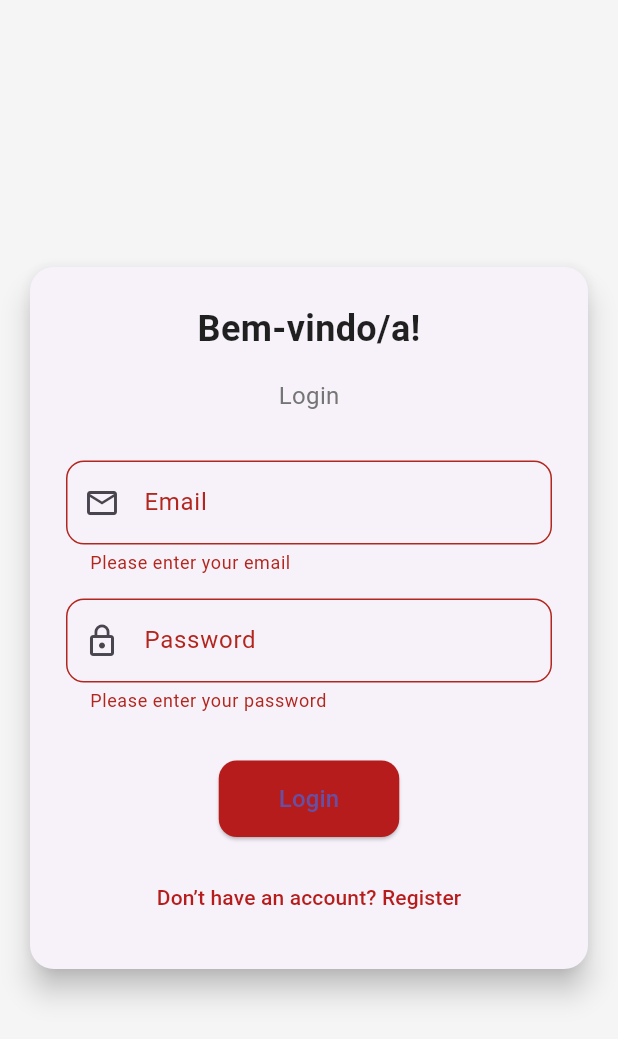
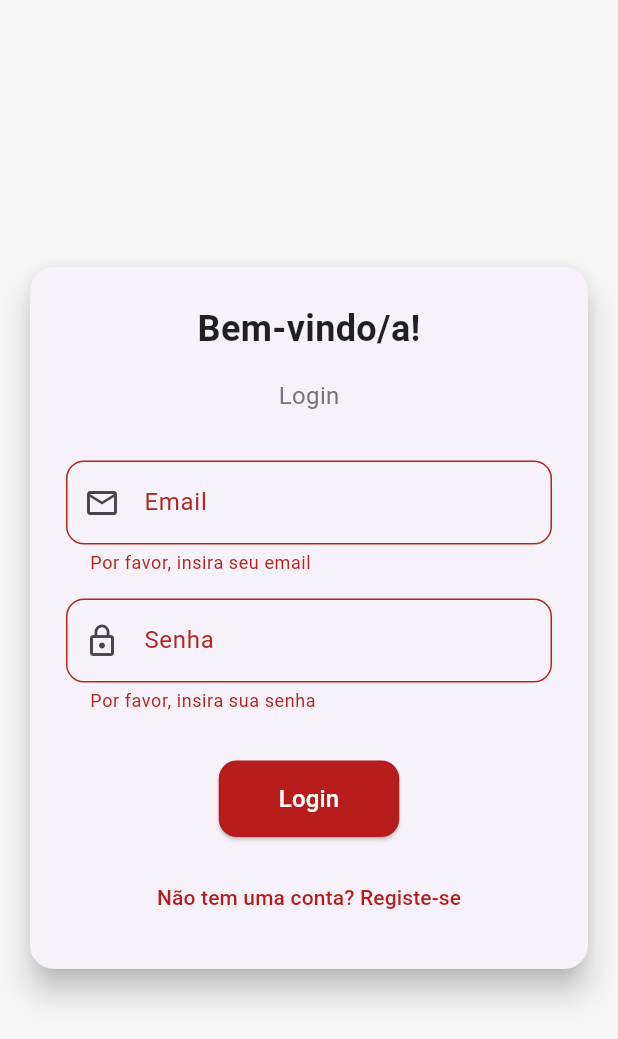
Before and after one commit to Raph40/Flutter_Trabalho_Final, a Flutter app: the LoginPage screen opened directly, after a tap on "Login", on a phone screen of 412 x 824 dp. Shown: the top 1039 px of the screen. Run offline on Flutter 3.47's test engine with Material 3 defaults, Android fonts, the phone set to English and light mode, and no system bars; our stand-ins replace cloud_firestore, firebase_auth, firebase_core, material_design_icons_flutter, table_calendar; missing offline and left inert: colorful_iconify_flutter, iconify_flutter; accounts and stored records are empty.

Commit message:
Update: FireBase instalado

```diff
--- a/lib/login.dart
+++ b/lib/login.dart
@@ -1,5 +1,7 @@
 import 'package:flutter/material.dart';
 import 'package:firebase_auth/firebase_auth.dart';
+import 'package:cloud_firestore/cloud_firestore.dart';
+import 'main.dart'; // Ajuste para o arquivo principal correto.
 
 class LoginPage extends StatefulWidget {
   @override
@@ -20,18 +22,40 @@ class _LoginPageState extends State<LoginPage> {
     });
 
     try {
-      await FirebaseAuth.instance.signInWithEmailAndPassword(
+      // Realiza o login no Firebase Authentication.
+      UserCredential userCredential = await FirebaseAuth.instance.signInWithEmailAndPassword(
         email: _emailController.text.trim(),
         password: _passwordController.text.trim(),
       );
-      ScaffoldMessenger.of(context).showSnackBar(
-        SnackBar(content: Text('Login successful!')),
-      );
 
-      Navigator.pushReplacementNamed(context, '/home');
+      // Obtem o UID do usuário logado.
+      String uid = userCredential.user!.uid;
+
+      // Verifica se o usuário existe na coleção 'users' no Firestore.
+      DocumentSnapshot userDoc = await FirebaseFirestore.instance.collection('users').doc(uid).get();
+
+      if (userDoc.exists) {
+        // Se o usuário existir, obtenha os dados.
+        Map<String, dynamic> userData = userDoc.data() as Map<String, dynamic>;
+
+        ScaffoldMessenger.of(context).showSnackBar(
+          SnackBar(content: Text('Login bem-sucedido! Bem-vindo, ${userData['name']}')),
+        );
+
+        // Navega para a tela principal (ajuste o widget MainPage ou outro que desejar).
+        Navigator.pushReplacement(
+          context,
+          MaterialPageRoute(builder: (context) => MyGymApp()),
+        );
+      } else {
+        // Se o usuário não existir na coleção 'users'.
+        ScaffoldMessenger.of(context).showSnackBar(
+          SnackBar(content: Text('Usuário não encontrado no banco de dados.')),
+        );
+      }
     } on FirebaseAuthException catch (e) {
       ScaffoldMessenger.of(context).showSnackBar(
-        SnackBar(content: Text(e.message ?? 'Error occurred')),
+        SnackBar(content: Text(e.message ?? 'Erro ao fazer login')),
       );
     } finally {
       setState(() {
@@ -88,10 +112,10 @@ class _LoginPageState extends State<LoginPage> {
                       keyboardType: TextInputType.emailAddress,
                       validator: (value) {
                         if (value == null || value.isEmpty) {
-                          return 'Please enter your email';
+                          return 'Por favor, insira seu email';
                         }
                         if (!RegExp(r'^[^@]+@[^@]+\.[^@]+').hasMatch(value)) {
-                          return 'Enter a valid email address';
+                          return 'Insira um endereço de email válido';
                         }
                         return null;
                       },
@@ -100,7 +124,7 @@ class _LoginPageState extends State<LoginPage> {
                     TextFormField(
                       controller: _passwordController,
                       decoration: InputDecoration(
-                        labelText: 'Password',
+                        labelText: 'Senha',
                         prefixIcon: Icon(Icons.lock_outline),
                         border: OutlineInputBorder(
                           borderRadius: BorderRadius.circular(12),
@@ -109,7 +133,7 @@ class _LoginPageState extends State<LoginPage> {
                       obscureText: true,
                       validator: (value) {
                         if (value == null || value.isEmpty) {
-                          return 'Please enter your password';
+                          return 'Por favor, insira sua senha';
                         }
                         return null;
                       },
@@ -120,8 +144,7 @@ class _LoginPageState extends State<LoginPage> {
                         : ElevatedButton(
                       onPressed: _loginUser,
                       style: ElevatedButton.styleFrom(
-                        padding: EdgeInsets.symmetric(
-                            horizontal: 40, vertical: 14),
+                        padding: EdgeInsets.symmetric(horizontal: 40, vertical: 14),
                         shape: RoundedRectangleBorder(
                           borderRadius: BorderRadius.circular(12),
                         ),
@@ -129,7 +152,7 @@ class _LoginPageState extends State<LoginPage> {
                       ),
                       child: Text(
                         'Login',
-                        style: TextStyle(fontSize: 16),
+                        style: TextStyle(fontSize: 16, color: Colors.white),
                       ),
                     ),
                     SizedBox(height: 16),
@@ -138,7 +161,7 @@ class _LoginPageState extends State<LoginPage> {
                         Navigator.pushNamed(context, '/register');
                       },
                       child: Text(
-                        'Don’t have an account? Register',
+                        'Não tem uma conta? Registe-se',
                         style: TextStyle(
                           color: Colors.red[900],
                           fontSize: 14,
--- a/pubspec.yaml
+++ b/pubspec.yaml
@@ -32,6 +32,7 @@ dependencies:
     sdk: flutter
   firebase_core: ^3.8.0
   firebase_auth: ^5.3.3
+  cloud_firestore: ^5.5.0
   material_design_icons_flutter: ^6.0.0
   table_calendar: ^3.0.0
   iconify_flutter: ^0.0.7
```
Also changed, not shown: lib/definicoes.dart (+27 -4 lines), lib/main.dart (+99 -31 lines), pubspec.lock, 4 other files.
